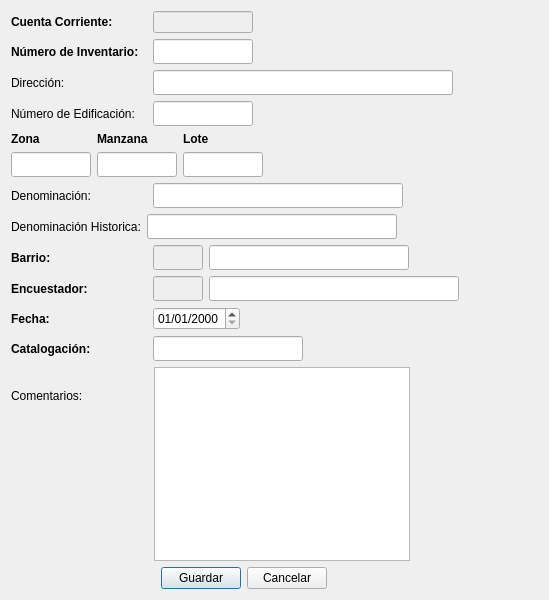
Qt form generalform.ui (agimenezpy/CentroHistorico) before a commit.
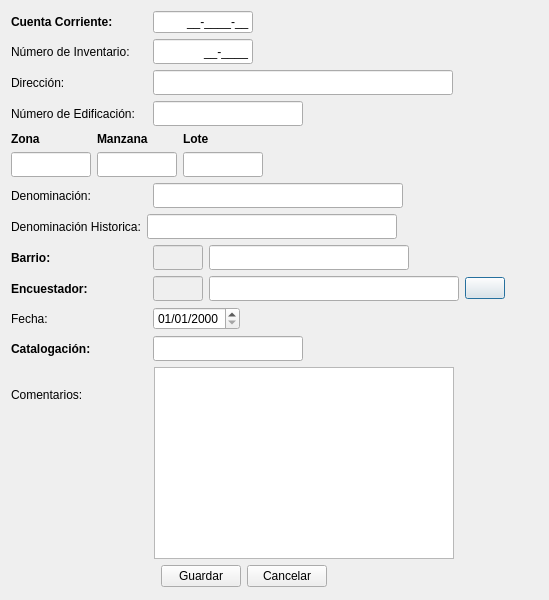
The same form after that commit. Icons and pictures are not drawn.

Commit message: Cambios realizados de acuerdo a nuevos Requerimientos: - Cuenta corriente catastral en formato 00-0000-00 - Numero Inventario en formato 00-0000 - Acceso rápido para agregar encuestador desde el el formulario general. - Cambios en la lógica de agregar datos de cabecera - Creación del formulario PickUp de Encuestador.

Diff of the .ui file:
```diff
--- a/generalform.ui
+++ b/generalform.ui
@@ -32,6 +32,9 @@
    <bool>true</bool>
   </property>
   <layout class="QFormLayout" name="formLayout">
+   <property name="fieldGrowthPolicy">
+    <enum>QFormLayout::AllNonFixedFieldsGrow</enum>
+   </property>
    <item row="0" column="0">
     <layout class="QHBoxLayout" name="horizontalLayout">
      <item>
@@ -65,35 +68,38 @@
      <item>
       <widget class="QLineEdit" name="cuentaEdit">
        <property name="enabled">
-        <bool>false</bool>
-       </property>
-       <property name="sizePolicy">
-        <sizepolicy hsizetype="Fixed" vsizetype="Fixed">
-         <horstretch>0</horstretch>
-         <verstretch>0</verstretch>
-        </sizepolicy>
-       </property>
-       <property name="minimumSize">
-        <size>
-         <width>100</width>
-         <height>0</height>
-        </size>
-       </property>
-       <property name="maximumSize">
-        <size>
-         <width>100</width>
-         <height>25</height>
-        </size>
-       </property>
-       <property name="inputMask">
-        <string/>
-       </property>
-       <property name="alignment">
-        <set>Qt::AlignRight|Qt::AlignTrailing|Qt::AlignVCenter</set>
-       </property>
-       <property name="readOnly">
         <bool>true</bool>
        </property>
+       <property name="sizePolicy">
+        <sizepolicy hsizetype="Fixed" vsizetype="Fixed">
+         <horstretch>0</horstretch>
+         <verstretch>0</verstretch>
+        </sizepolicy>
+       </property>
+       <property name="minimumSize">
+        <size>
+         <width>100</width>
+         <height>0</height>
+        </size>
+       </property>
+       <property name="maximumSize">
+        <size>
+         <width>100</width>
+         <height>25</height>
+        </size>
+       </property>
+       <property name="inputMask">
+        <string>00-0000-00;_</string>
+       </property>
+       <property name="text">
+        <string>--</string>
+       </property>
+       <property name="alignment">
+        <set>Qt::AlignRight|Qt::AlignTrailing|Qt::AlignVCenter</set>
+       </property>
+       <property name="readOnly">
+        <bool>false</bool>
+       </property>
       </widget>
      </item>
     </layout>
@@ -116,8 +122,8 @@
        </property>
        <property name="font">
         <font>
-         <weight>75</weight>
-         <bold>true</bold>
+         <weight>50</weight>
+         <bold>false</bold>
         </font>
        </property>
        <property name="text">
@@ -154,6 +160,12 @@
          <height>0</height>
         </size>
        </property>
+       <property name="inputMask">
+        <string notr="true">00-0000;_</string>
+       </property>
+       <property name="text">
+        <string notr="true">-</string>
+       </property>
        <property name="alignment">
         <set>Qt::AlignRight|Qt::AlignTrailing|Qt::AlignVCenter</set>
        </property>
@@ -240,18 +252,18 @@
       <widget class="QLineEdit" name="numeroEdifEdit">
        <property name="minimumSize">
         <size>
-         <width>100</width>
+         <width>150</width>
          <height>25</height>
         </size>
        </property>
        <property name="maximumSize">
         <size>
-         <width>100</width>
+         <width>150</width>
          <height>25</height>
         </size>
        </property>
        <property name="alignment">
-        <set>Qt::AlignRight|Qt::AlignTrailing|Qt::AlignVCenter</set>
+        <set>Qt::AlignLeading|Qt::AlignLeft|Qt::AlignVCenter</set>
        </property>
       </widget>
      </item>
@@ -639,6 +651,17 @@
        </property>
       </widget>
      </item>
+     <item>
+      <widget class="QPushButton" name="agregarEncButton">
+       <property name="text">
+        <string/>
+       </property>
+       <property name="icon">
+        <iconset resource="centrohistorico.qrc">
+         <normaloff>:/icons/encuestadores.png</normaloff>:/icons/encuestadores.png</iconset>
+       </property>
+      </widget>
+     </item>
     </layout>
    </item>
    <item row="9" column="0">
@@ -659,8 +682,8 @@
        </property>
        <property name="font">
         <font>
-         <weight>75</weight>
-         <bold>true</bold>
+         <weight>50</weight>
+         <bold>false</bold>
         </font>
        </property>
        <property name="text">
@@ -751,6 +774,9 @@
    </item>
    <item row="11" column="0">
     <layout class="QHBoxLayout" name="horizontalLayout_12">
+     <property name="sizeConstraint">
+      <enum>QLayout::SetFixedSize</enum>
+     </property>
      <item>
       <widget class="QLabel" name="comentLabel">
        <property name="minimumSize">
@@ -774,7 +800,20 @@
       </widget>
      </item>
      <item>
-      <widget class="QPlainTextEdit" name="commentEdit"/>
+      <widget class="QPlainTextEdit" name="commentEdit">
+       <property name="sizePolicy">
+        <sizepolicy hsizetype="Preferred" vsizetype="Preferred">
+         <horstretch>0</horstretch>
+         <verstretch>0</verstretch>
+        </sizepolicy>
+       </property>
+       <property name="minimumSize">
+        <size>
+         <width>300</width>
+         <height>0</height>
+        </size>
+       </property>
+      </widget>
      </item>
     </layout>
    </item>
```
Left out of the diff: 38 changed lines with no effect on the pictures. The commit also changes 9 other files.
